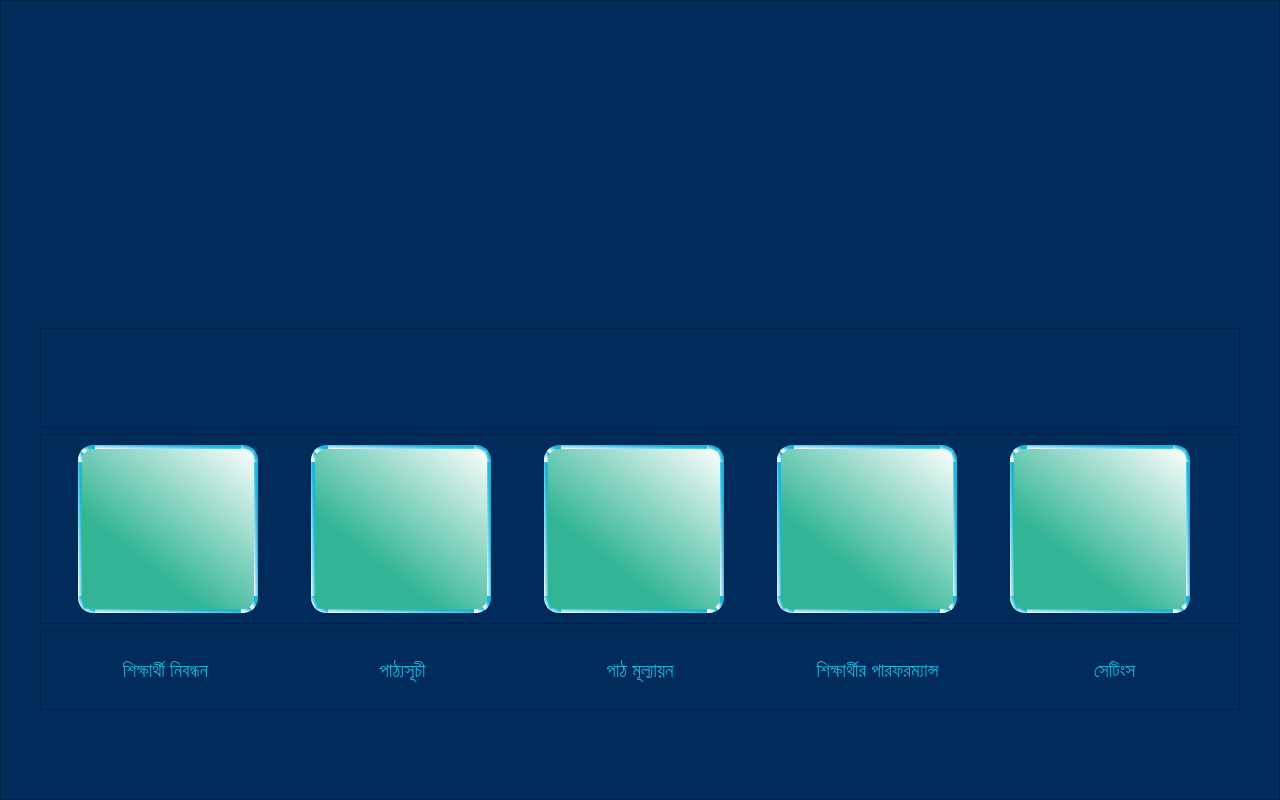
ahmedfahad04/SPL-2, file EmPower/Teacher/Frontend/PyQt_UI/Teacher_Home.ui: the form before one commit.
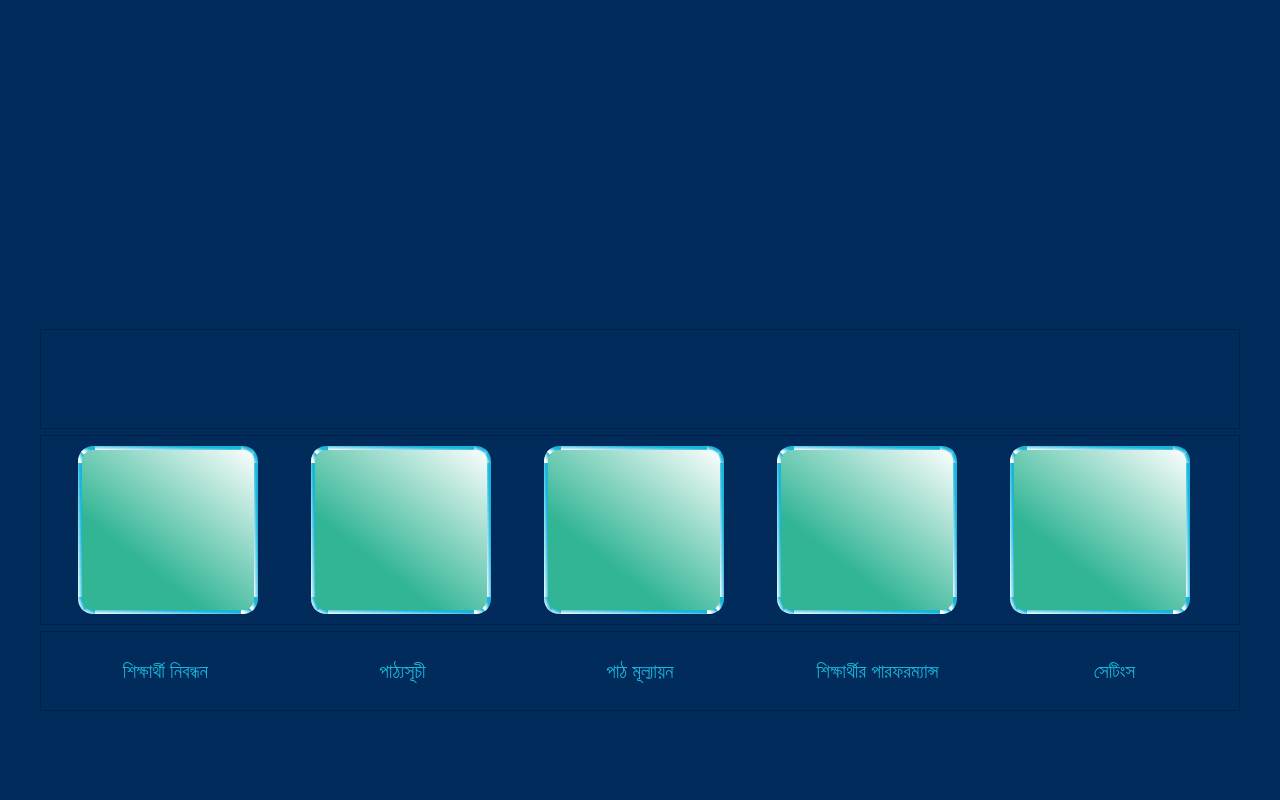
The form after the commit. Icons and pictures are not drawn.

Patch:
```diff
--- a/EmPower/Teacher/Frontend/PyQt_UI/Teacher_Home.ui
+++ b/EmPower/Teacher/Frontend/PyQt_UI/Teacher_Home.ui
@@ -49,12 +49,6 @@
       <property name="styleSheet">
        <string notr="true">background-color: rgb(0, 43, 91)</string>
       </property>
-      <property name="frameShape">
-       <enum>QFrame::StyledPanel</enum>
-      </property>
-      <property name="frameShadow">
-       <enum>QFrame::Raised</enum>
-      </property>
       <layout class="QGridLayout" name="gridLayout">
        <item row="1" column="0">
         <widget class="QFrame" name="frm_banner_pic">
```
